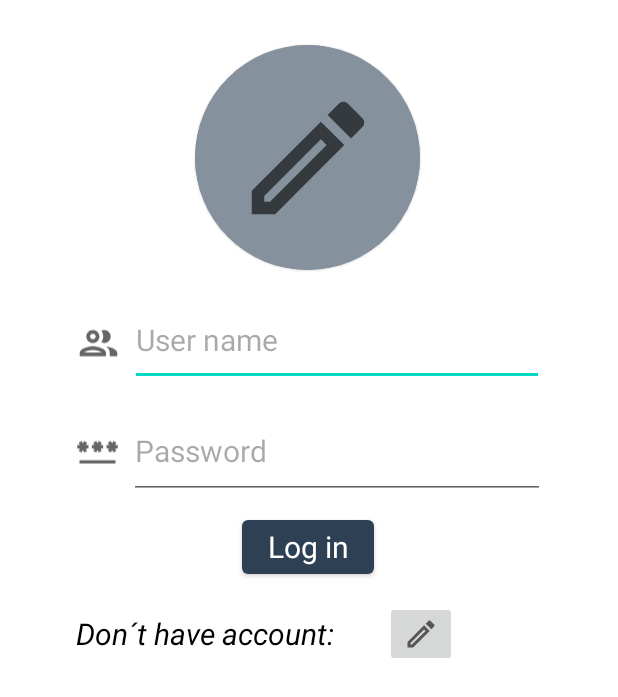
After one commit to Jhoto356/ConvertUnit, an Android app: the layout activity_login.xml on its own in the app's theme, with its tools: preview values and no code run, on a phone screen of 412 x 824 dp. The commit adds this screen. Shown: the top 697 px of the screen. Run offline under Robolectric (Android 15) with nearby library versions, the phone set to English and light mode, and no system bars.

Commit message:
Interfax de LoginActivity.kt

```diff
--- a/app/src/main/java/com/example/convertunit/start_activities/MainActivity.kt
+++ b/app/src/main/java/com/example/convertunit/activities/MainActivity.kt
@@ -1,4 +1,4 @@
-package com.example.convertunit.start_activities
+package com.example.convertunit.activities
 
 import android.os.Bundle
 import androidx.appcompat.app.AppCompatActivity
--- /dev/null
+++ b/app/src/main/java/com/example/convertunit/activities/start_activities/LoginActivity.kt
@@ -0,0 +1,20 @@
+package com.example.convertunit.activities.start_activities
+
+import androidx.appcompat.app.AppCompatActivity
+import android.os.Bundle
+import com.example.convertunit.R
+import com.example.convertunit.databinding.ActivityLoginBinding
+
+class LoginActivity : AppCompatActivity() {
+
+    private lateinit var binding: ActivityLoginBinding
+
+    override fun onCreate(savedInstanceState: Bundle?) {
+        super.onCreate(savedInstanceState)
+        binding = ActivityLoginBinding.inflate(layoutInflater)
+        setContentView(binding.root)
+
+
+    }
+
+}
--- a/app/src/main/java/com/example/convertunit/start_activities/SplashTheme.kt
+++ b/app/src/main/java/com/example/convertunit/activities/start_activities/SplashTheme.kt
@@ -1,9 +1,9 @@
-package com.example.convertunit.start_activities
+package com.example.convertunit.activities.start_activities
 
 import android.content.Intent
 import androidx.appcompat.app.AppCompatActivity
 import android.os.Bundle
-import com.example.convertunit.R
+import com.example.convertunit.activities.MainActivity
 import java.util.concurrent.TimeUnit
 
 class SplashTheme : AppCompatActivity() {
@@ -13,7 +13,7 @@ class SplashTheme : AppCompatActivity() {
 
         TimeUnit.SECONDS.sleep(2)
 
-        startActivity(Intent(this, MainActivity::class.java))
+        startActivity(Intent(this, LoginActivity::class.java))
     }
 
 }
--- /dev/null
+++ b/app/src/main/res/drawable-v24/edit_white.xml
@@ -0,0 +1,10 @@
+<vector xmlns:android="http://schemas.android.com/apk/res/android"
+    android:width="24dp"
+    android:height="24dp"
+    android:viewportWidth="24"
+    android:viewportHeight="24"
+    android:tint="?attr/colorControlNormal">
+  <path
+      android:fillColor="@android:color/white"
+      android:pathData="M3,17.25V21h3.75L17.81,9.94l-3.75,-3.75L3,17.25zM5.92,19H5v-0.92l9.06,-9.06 0.92,0.92L5.92,19zM20.71,5.63l-2.34,-2.34c-0.2,-0.2 -0.45,-0.29 -0.71,-0.29s-0.51,0.1 -0.7,0.29l-1.83,1.83 3.75,3.75 1.83,-1.83c0.39,-0.39 0.39,-1.02 0,-1.41z"/>
+</vector>
--- /dev/null
+++ b/app/src/main/res/drawable/edit_black.xml
@@ -0,0 +1,10 @@
+<vector xmlns:android="http://schemas.android.com/apk/res/android"
+    android:width="100dp"
+    android:height="100dp"
+    android:viewportWidth="24"
+    android:viewportHeight="24"
+    android:tint="?attr/colorControlNormal">
+  <path
+      android:fillColor="@android:color/white"
+      android:pathData="M3,17.25V21h3.75L17.81,9.94l-3.75,-3.75L3,17.25zM5.92,19H5v-0.92l9.06,-9.06 0.92,0.92L5.92,19zM20.71,5.63l-2.34,-2.34c-0.2,-0.2 -0.45,-0.29 -0.71,-0.29s-0.51,0.1 -0.7,0.29l-1.83,1.83 3.75,3.75 1.83,-1.83c0.39,-0.39 0.39,-1.02 0,-1.41z"/>
+</vector>
--- /dev/null
+++ b/app/src/main/res/drawable/icon_password_user.xml
@@ -0,0 +1,19 @@
+<vector xmlns:android="http://schemas.android.com/apk/res/android"
+    android:width="20dp"
+    android:height="20dp"
+    android:viewportWidth="20"
+    android:viewportHeight="20"
+    android:tint="?attr/colorControlNormal">
+  <path
+      android:fillColor="@android:color/white"
+      android:pathData="M2,14.5h16v1.5h-16z"/>
+  <path
+      android:fillColor="@android:color/white"
+      android:pathData="M8.1,10.33l1.3,0.75l0.6,-1.04l0.6,1.04l1.3,-0.75l-0.6,-1.04l1.2,0l0,-1.5l-1.2,0l0.6,-1.04l-1.3,-0.75l-0.6,1.04l-0.6,-1.04l-1.3,0.75l0.6,1.04l-1.2,0l0,1.5l1.2,0z"/>
+  <path
+      android:fillColor="@android:color/white"
+      android:pathData="M2.9,11.08l0.6,-1.04l0.6,1.04l1.3,-0.75l-0.6,-1.04l1.2,0l0,-1.5l-1.2,0l0.6,-1.04l-1.3,-0.75l-0.6,1.04l-0.6,-1.04l-1.3,0.75l0.6,1.04l-1.2,0l0,1.5l1.2,0l-0.6,1.04z"/>
+  <path
+      android:fillColor="@android:color/white"
+      android:pathData="M19,7.79l-1.2,0l0.6,-1.04l-1.3,-0.75l-0.6,1.04l-0.6,-1.04l-1.3,0.75l0.6,1.04l-1.2,0l0,1.5l1.2,0l-0.6,1.04l1.3,0.75l0.6,-1.04l0.6,1.04l1.3,-0.75l-0.6,-1.04l1.2,0z"/>
+</vector>
--- /dev/null
+++ b/app/src/main/res/drawable/icon_user_name.xml
@@ -0,0 +1,10 @@
+<vector xmlns:android="http://schemas.android.com/apk/res/android"
+    android:width="24dp"
+    android:height="24dp"
+    android:viewportWidth="24"
+    android:viewportHeight="24"
+    android:tint="?attr/colorControlNormal">
+  <path
+      android:fillColor="@android:color/white"
+      android:pathData="M9,13.75c-2.34,0 -7,1.17 -7,3.5L2,19h14v-1.75c0,-2.33 -4.66,-3.5 -7,-3.5zM4.34,17c0.84,-0.58 2.87,-1.25 4.66,-1.25s3.82,0.67 4.66,1.25L4.34,17zM9,12c1.93,0 3.5,-1.57 3.5,-3.5S10.93,5 9,5 5.5,6.57 5.5,8.5 7.07,12 9,12zM9,7c0.83,0 1.5,0.67 1.5,1.5S9.83,10 9,10s-1.5,-0.67 -1.5,-1.5S8.17,7 9,7zM16.04,13.81c1.16,0.84 1.96,1.96 1.96,3.44L18,19h4v-1.75c0,-2.02 -3.5,-3.17 -5.96,-3.44zM15,12c1.93,0 3.5,-1.57 3.5,-3.5S16.93,5 15,5c-0.54,0 -1.04,0.13 -1.5,0.35 0.63,0.89 1,1.98 1,3.15s-0.37,2.26 -1,3.15c0.46,0.22 0.96,0.35 1.5,0.35z"/>
+</vector>
--- a/app/src/main/res/drawable/splash_theme.xml
+++ b/app/src/main/res/drawable/splash_theme.xml
@@ -4,7 +4,7 @@
     <item android:drawable="@color/cPrimary"/>
 
     <item android:gravity="center" android:width="150dp" android:height="150dp">
-        <bitmap android:src="@drawable/ic_logo"/>
+        <bitmap android:src="@drawable/logo"/>
     </item>
 
 </layer-list>
--- /dev/null
+++ b/app/src/main/res/layout/activity_login.xml
@@ -0,0 +1,132 @@
+<?xml version="1.0" encoding="utf-8"?>
+<androidx.constraintlayout.widget.ConstraintLayout xmlns:android="http://schemas.android.com/apk/res/android"
+    xmlns:app="http://schemas.android.com/apk/res-auto"
+    xmlns:tools="http://schemas.android.com/tools"
+    android:layout_width="match_parent"
+    android:layout_height="match_parent"
+    tools:context=".activities.start_activities.LoginActivity">
+
+    <com.google.android.material.card.MaterialCardView
+        android:id="@+id/avatarSelect"
+        android:layout_width="150dp"
+        android:layout_height="150dp"
+        android:layout_marginTop="30dp"
+        style="@style/AvatarSelect"
+        app:layout_constraintEnd_toEndOf="parent"
+        app:layout_constraintHorizontal_bias="0.497"
+        app:layout_constraintStart_toStartOf="parent"
+        app:layout_constraintTop_toTopOf="parent">
+
+        <androidx.constraintlayout.widget.ConstraintLayout
+            android:layout_width="match_parent"
+            android:layout_height="match_parent">
+
+            <ImageButton
+                android:id="@+id/ibEditAvatar"
+                android:layout_width="match_parent"
+                android:layout_height="match_parent"
+                android:background="@color/cPrimaryLight"
+                android:src="@drawable/edit_black"
+                app:layout_constraintBottom_toBottomOf="parent"
+                app:layout_constraintEnd_toEndOf="parent"
+                app:layout_constraintHorizontal_bias="0.0"
+                app:layout_constraintStart_toStartOf="parent"
+                app:layout_constraintTop_toTopOf="parent"
+                app:layout_constraintVertical_bias="0.0"
+                tools:ignore="ContentDescription" />
+
+        </androidx.constraintlayout.widget.ConstraintLayout>
+
+    </com.google.android.material.card.MaterialCardView>
+
+    <ImageView
+        android:id="@+id/imageView"
+        android:layout_width="30dp"
+        android:layout_height="33dp"
+        android:layout_marginTop="32dp"
+        android:layout_marginEnd="4dp"
+        android:src="@drawable/icon_user_name"
+        app:layout_constraintBottom_toBottomOf="@+id/tfUserName"
+        app:layout_constraintEnd_toStartOf="@+id/tfUserName"
+        app:layout_constraintHorizontal_bias="0.961"
+        app:layout_constraintStart_toStartOf="parent"
+        app:layout_constraintTop_toBottomOf="@+id/avatarSelect"
+        app:layout_constraintVertical_bias="0.0"
+        tools:ignore="ContentDescription" />
+
+    <com.google.android.material.textfield.TextInputEditText
+        android:id="@+id/tfUserName"
+        style="@style/InputLoginSt"
+        android:layout_width="276dp"
+        android:layout_height="61dp"
+        android:layout_marginTop="16dp"
+        android:hint="@string/inputUserName"
+        app:layout_constraintEnd_toEndOf="parent"
+        app:layout_constraintHorizontal_bias="0.637"
+        app:layout_constraintStart_toStartOf="parent"
+        app:layout_constraintTop_toBottomOf="@+id/avatarSelect" />
+
+    <ImageView
+        android:layout_width="30dp"
+        android:layout_height="33dp"
+        android:src="@drawable/icon_password_user"
+        app:layout_constraintBottom_toBottomOf="@+id/tfUserPassword"
+        app:layout_constraintEnd_toStartOf="@+id/tfUserPassword"
+        app:layout_constraintHorizontal_bias="0.892"
+        app:layout_constraintStart_toStartOf="parent"
+        app:layout_constraintTop_toTopOf="@+id/tfUserPassword"
+        app:layout_constraintVertical_bias="0.466"
+        tools:ignore="ContentDescription" />
+
+    <com.google.android.material.textfield.TextInputEditText
+        android:id="@+id/tfUserPassword"
+        style="@style/InputLoginSt"
+        android:layout_width="277dp"
+        android:layout_height="63dp"
+        android:layout_marginTop="12dp"
+        android:hint="@string/inputUserPassword"
+        android:inputType="textPassword"
+        app:layout_constraintEnd_toEndOf="parent"
+        app:layout_constraintHorizontal_bias="0.641"
+        app:layout_constraintStart_toStartOf="parent"
+        app:layout_constraintTop_toBottomOf="@+id/tfUserName" />
+
+    <com.google.android.material.button.MaterialButton
+        android:id="@+id/btnLogIn"
+        android:layout_width="wrap_content"
+        android:layout_height="wrap_content"
+        android:layout_marginTop="8dp"
+        style="@style/ButtonLogReg"
+        app:layout_constraintEnd_toEndOf="parent"
+        android:text="@string/btnLogIn"
+        app:layout_constraintHorizontal_bias="0.498"
+        app:layout_constraintStart_toStartOf="parent"
+        app:layout_constraintTop_toBottomOf="@+id/tfUserPassword" />
+
+    <TextView
+        android:id="@+id/tvNotAccount"
+        style="@style/GenericText"
+        android:layout_width="wrap_content"
+        android:layout_height="wrap_content"
+        android:layout_marginTop="20dp"
+        android:text="@string/txtNotAccount"
+        app:layout_constraintEnd_toEndOf="parent"
+        app:layout_constraintHorizontal_bias="0.21"
+        app:layout_constraintStart_toStartOf="parent"
+        app:layout_constraintTop_toBottomOf="@+id/btnLogIn" />
+
+    <ImageButton
+        android:id="@+id/btnCreateAccount"
+        android:layout_width="wrap_content"
+        android:layout_height="wrap_content"
+        android:layout_marginStart="32dp"
+        android:layout_marginTop="12dp"
+        android:src="@drawable/edit_white"
+        app:layout_constraintEnd_toEndOf="parent"
+        app:layout_constraintHorizontal_bias="0.018"
+        app:layout_constraintStart_toEndOf="@+id/tvNotAccount"
+        app:layout_constraintTop_toBottomOf="@+id/btnLogIn"
+        tools:ignore="ContentDescription" />
+
+
+</androidx.constraintlayout.widget.ConstraintLayout>
--- a/app/src/main/res/layout/activity_main.xml
+++ b/app/src/main/res/layout/activity_main.xml
@@ -4,7 +4,7 @@
     xmlns:tools="http://schemas.android.com/tools"
     android:layout_width="match_parent"
     android:layout_height="match_parent"
-    tools:context=".start_activities.MainActivity">
+    tools:context=".activities.MainActivity">
 
     <TextView
         android:layout_width="wrap_content"
--- a/app/src/main/res/layout/activity_splash_theme.xml
+++ b/app/src/main/res/layout/activity_splash_theme.xml
@@ -4,6 +4,6 @@
     xmlns:tools="http://schemas.android.com/tools"
     android:layout_width="match_parent"
     android:layout_height="match_parent"
-    tools:context=".start_activities.SplashTheme">
+    tools:context=".activities.start_activities.SplashTheme">
 
 </androidx.constraintlayout.widget.ConstraintLayout>
--- a/app/src/main/res/values-night/themes.xml
+++ b/app/src/main/res/values-night/themes.xml
@@ -18,4 +18,28 @@
         <item name="android:windowBackground">@drawable/splash_theme</item>
     </style>
 
+    <style name="ToolBar" parent="Theme.MaterialComponents.Light.NoActionBar">
+        <item name="android:background">@color/cPrimary</item>
+    </style>
+
+    <style name="TitleToolBar" parent="Widget.AppCompat.TextView">
+        <item name="android:textColor">@color/white</item>
+    </style>
+
+    <style name="AvatarSelect" parent="Widget.MaterialComponents.CardView">
+        <item name="cardBackgroundColor">@color/cPrimaryLight</item>
+        <item name="cardCornerRadius">100dp</item>
+    </style>
+
+    <style name="TextTitle" parent="Widget.AppCompat.TextView">
+        <item name="android:textColor">@color/black</item>
+        <item name="android:textSize">40sp</item>
+        <item name="android:textStyle">bold</item>
+    </style>
+
+    <style name="InputLoginSt" parent="Theme.Material3.Light">
+        <item name="android:textColor">@color/cPrimaryLight</item>
+        <item name="android:textSize">30sp</item>
+    </style>
+
 </resources>
--- a/app/src/main/res/values/colors.xml
+++ b/app/src/main/res/values/colors.xml
@@ -7,4 +7,5 @@
     <color name="teal_700">#FF018786</color>
     <color name="black">#FF000000</color>
     <color name="white">#FFFFFFFF</color>
+    <color name="cPrimaryLight">#85929E</color>
 </resources>
--- a/app/src/main/res/values/strings.xml
+++ b/app/src/main/res/values/strings.xml
@@ -1,3 +1,10 @@
 <resources>
-    <string name="app_name">ConvertUnit</string>
+
+    <string name="app_name">Help Math</string>
+    <string name="inputUserName">User name</string>
+    <string name="inputUserPassword">Password</string>
+    <string name="btnLogIn">Log in</string>
+    <string name="txtNotAccount">Don´t have account:</string>
+    <string name="txtCreateAccount">Create account</string>
+
 </resources>
--- a/app/src/main/res/values/themes.xml
+++ b/app/src/main/res/values/themes.xml
@@ -14,8 +14,43 @@
         <!-- Customize your theme here. -->
     </style>
 
-    <style name="SplashThemeSt" parent="Theme.MaterialComponents.Light.NoActionBar">
+    <style name="SplashThemeSt" parent="Theme.MaterialComponents.Light.DarkActionBar">
         <item name="android:windowBackground">@drawable/splash_theme</item>
     </style>
 
+    <style name="ToolBar" parent="Theme.MaterialComponents.Light.NoActionBar">
+        <item name="android:background">@color/cPrimary</item>
+    </style>
+
+    <style name="TitleToolBar" parent="Widget.AppCompat.TextView">
+        <item name="android:textColor">@color/white</item>
+    </style>
+
+    <style name="AvatarSelect" parent="Widget.MaterialComponents.CardView">
+        <item name="cardBackgroundColor">@color/cPrimaryLight</item>
+        <item name="cardCornerRadius">75dp</item>
+    </style>
+
+    <style name="TextTitle" parent="Widget.AppCompat.TextView">
+        <item name="android:textColor">@color/black</item>
+        <item name="android:textSize">40sp</item>
+        <item name="android:textStyle">bold</item>
+    </style>
+
+    <style name="InputLoginSt" parent="Theme.Material3.Light">
+        <item name="android:textColor">@color/cPrimaryLight</item>
+        <item name="android:textSize">20sp</item>
+    </style>
+
+    <style name="ButtonLogReg" parent="Theme.MaterialComponents">
+        <item name="android:textColor">@color/white</item>
+        <item name="android:textSize">20sp</item>
+    </style>
+
+    <style name="GenericText" parent="Widget.AppCompat.TextView">
+        <item name="android:textColor">@color/black</item>
+        <item name="android:textSize">20sp</item>
+        <item name="android:textStyle">italic</item>
+    </style>
+
 </resources>
```
Also changed, not shown: app/src/main/AndroidManifest.xml (+10 -6 lines), app/src/main/res/drawable-v24/default_avatar.png (added), app/src/main/res/drawable/logo.png (renamed from app/src/main/res/drawable/ic_logo.png).
